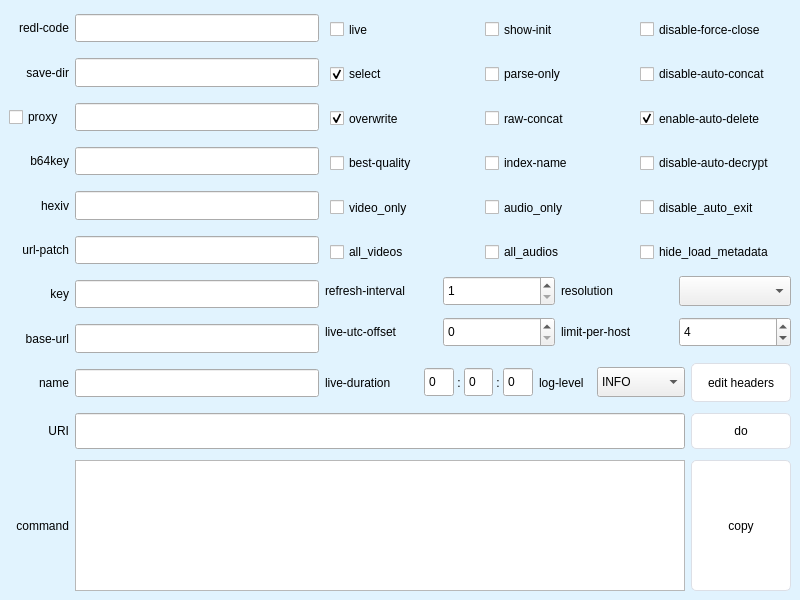
Before: the Qt Designer form XstreamDL_GUI/ui/main.ui in xhlove/XstreamDL-CLI, drawn with Qt 5.
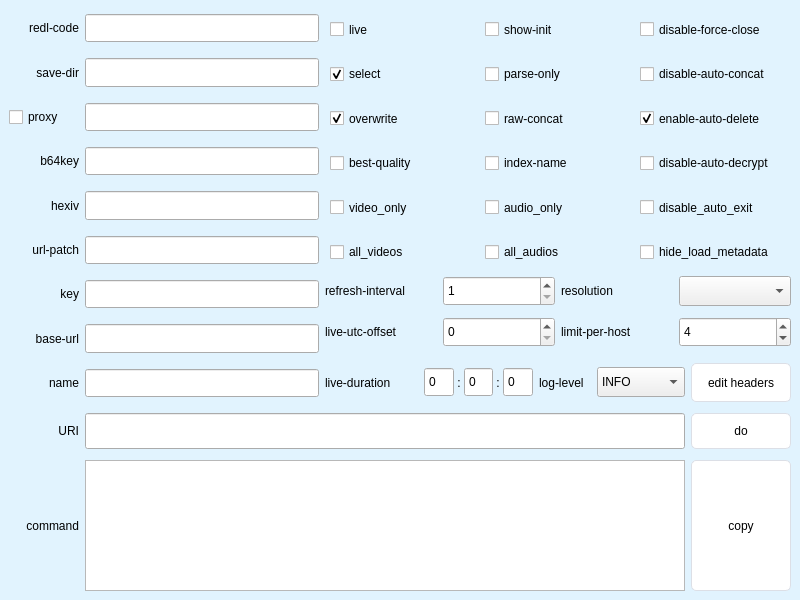
After: the same form once the commit is applied. Icons and pictures are not drawn. Custom widgets are drawn as their Qt base class.

```diff
--- a/XstreamDL_GUI/ui/main.ui
+++ b/XstreamDL_GUI/ui/main.ui
@@ -43,7 +43,7 @@
            <widget class="QLabel" name="label_9">
             <property name="minimumSize">
              <size>
-              <width>60</width>
+              <width>70</width>
               <height>0</height>
              </size>
             </property>
@@ -85,7 +85,7 @@
            <widget class="QLabel" name="label_11">
             <property name="minimumSize">
              <size>
-              <width>60</width>
+              <width>70</width>
               <height>0</height>
              </size>
             </property>
@@ -130,7 +130,7 @@
             </property>
             <property name="minimumSize">
              <size>
-              <width>60</width>
+              <width>70</width>
               <height>0</height>
              </size>
             </property>
@@ -169,7 +169,7 @@
            <widget class="QLabel" name="label_7">
             <property name="minimumSize">
              <size>
-              <width>60</width>
+              <width>70</width>
               <height>0</height>
              </size>
             </property>
@@ -208,7 +208,7 @@
            <widget class="QLabel" name="label_6">
             <property name="minimumSize">
              <size>
-              <width>60</width>
+              <width>70</width>
               <height>0</height>
              </size>
             </property>
@@ -247,7 +247,7 @@
            <widget class="QLabel" name="label_10">
             <property name="minimumSize">
              <size>
-              <width>60</width>
+              <width>70</width>
               <height>0</height>
              </size>
             </property>
@@ -286,7 +286,7 @@
            <widget class="QLabel" name="label_8">
             <property name="minimumSize">
              <size>
-              <width>60</width>
+              <width>70</width>
               <height>0</height>
              </size>
             </property>
@@ -325,7 +325,7 @@
            <widget class="QLabel" name="label_2">
             <property name="minimumSize">
              <size>
-              <width>60</width>
+              <width>70</width>
               <height>0</height>
              </size>
             </property>
@@ -364,7 +364,7 @@
            <widget class="QLabel" name="label_3">
             <property name="minimumSize">
              <size>
-              <width>60</width>
+              <width>70</width>
               <height>0</height>
              </size>
             </property>
@@ -1251,7 +1251,7 @@
        <widget class="QLabel" name="label_4">
         <property name="minimumSize">
          <size>
-          <width>60</width>
+          <width>70</width>
           <height>0</height>
          </size>
         </property>
@@ -1333,7 +1333,7 @@
         </property>
         <property name="minimumSize">
          <size>
-          <width>60</width>
+          <width>70</width>
           <height>0</height>
          </size>
         </property>
@@ -1410,6 +1410,11 @@
    <extends>QTextEdit</extends>
    <header>XstreamDL_GUI/ui/widgets/qtextedit.h</header>
   </customwidget>
+  <customwidget>
+   <class>SaveDirQLineEdit</class>
+   <extends>QLineEdit</extends>
+   <header>XstreamDL_GUI/ui/widgets/qlineedit.h</header>
+  </customwidget>
  </customwidgets>
  <resources>
   <include location="res.qrc"/>
```
Left out of the diff: 2 changed lines with no effect on the pictures.
